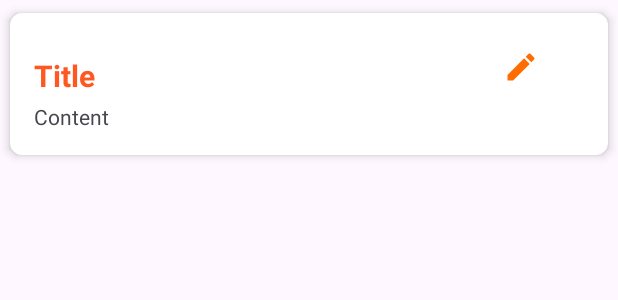
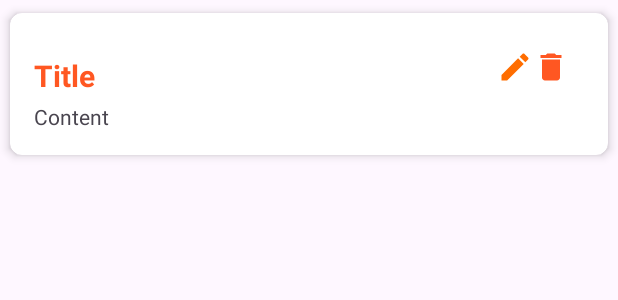
Before and after one commit to Dendup1234/Note_app, an Android app: the layout note_item.xml on its own in the app's theme, with its tools: preview values and no code run, on a phone screen of 412 x 824 dp. Shown: the top 300 px of the screen. Run offline under Robolectric (Android 15) with nearby library versions, the phone set to English and light mode, and no system bars.

Commit message:
Final commit

```diff
--- /dev/null
+++ b/app/src/main/res/drawable/baseline_delete_24.xml
@@ -0,0 +1,5 @@
+<vector xmlns:android="http://schemas.android.com/apk/res/android" android:height="24dp" android:tint="#FF5722" android:viewportHeight="24" android:viewportWidth="24" android:width="24dp">
+
+    <path android:fillColor="@android:color/white" android:pathData="M6,19c0,1.1 0.9,2 2,2h8c1.1,0 2,-0.9 2,-2V7H6v12zM19,4h-3.5l-1,-1h-5l-1,1H5v2h14V4z"/>
+
+</vector>
--- a/app/src/main/res/layout/note_item.xml
+++ b/app/src/main/res/layout/note_item.xml
@@ -29,15 +29,26 @@
                 android:textStyle="bold"
                 android:maxLines="3"
                 />
-            <ImageView
-                android:id="@+id/updateButton"
-                android:layout_width="24dp"
-                android:layout_height="24dp"
+            <LinearLayout
+                android:layout_width="wrap_content"
+                android:layout_height="wrap_content"
+                android:orientation="horizontal"
                 android:layout_alignParentEnd="true"
-                android:layout_marginEnd="30dp"
-                android:src="@drawable/baseline_edit_24"
-                />
-
+                android:layout_marginEnd="10dp"
+                >
+                <ImageView
+                    android:id="@+id/updateButton"
+                    android:layout_width="24dp"
+                    android:layout_height="24dp"
+                    android:src="@drawable/baseline_edit_24"
+                    />
+                <ImageView
+                    android:id="@+id/deleteButton"
+                    android:layout_width="24dp"
+                    android:layout_height="24dp"
+                    android:src="@drawable/baseline_delete_24"
+                    />
+            </LinearLayout>
         </RelativeLayout>
         <TextView
             android:id = "@+id/contentTextView"
```
Also changed, not shown: app/src/main/java/com/example/noteapp/NoteDatabaseHelper.kt (+8 -0 lines), app/src/main/java/com/example/noteapp/NotesAdapter.kt (+8 -0 lines).
